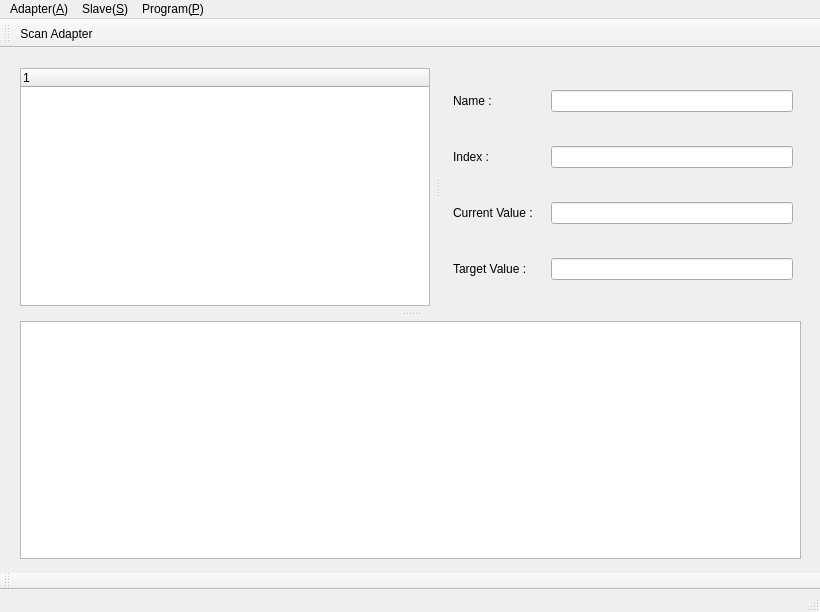
Above: mainwindow.ui from IDLEtranger/EasyMaster before the change. Below: the same form after it.
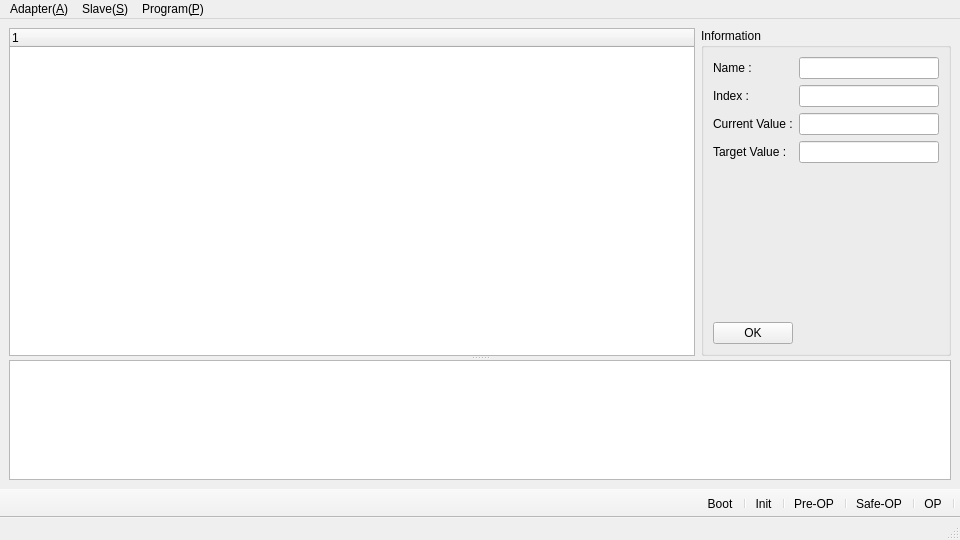
That is the form after the change. Icons and pictures are not drawn. Custom widgets are drawn as their Qt base class.

```diff
--- a/mainwindow.ui
+++ b/mainwindow.ui
@@ -6,36 +6,23 @@
    <rect>
     <x>0</x>
     <y>0</y>
-    <width>820</width>
-    <height>612</height>
+    <width>960</width>
+    <height>540</height>
    </rect>
   </property>
   <property name="windowTitle">
    <string>MainWindow</string>
   </property>
   <widget class="QWidget" name="centralwidget">
-   <widget class="QSplitter" name="splitter_2">
-    <property name="geometry">
-     <rect>
-      <x>20</x>
-      <y>20</y>
-      <width>781</width>
-      <height>491</height>
-     </rect>
-    </property>
-    <property name="orientation">
-     <enum>Qt::Vertical</enum>
-    </property>
-    <property name="handleWidth">
-     <number>15</number>
-    </property>
+   <layout class="QVBoxLayout" name="verticalLayout">
+    <item>
     <widget class="QSplitter" name="splitter">
      <property name="orientation">
-      <enum>Qt::Horizontal</enum>
-     </property>
-     <property name="handleWidth">
-      <number>15</number>
-     </property>
+       <enum>Qt::Vertical</enum>
+      </property>
+      <widget class="QWidget" name="layoutWidget">
+       <layout class="QHBoxLayout" name="horizontalLayout">
+        <item>
      <widget class="QTreeWidget" name="treeSlaves">
       <column>
        <property name="text">
@@ -43,26 +30,19 @@
        </property>
       </column>
      </widget>
-     <widget class="QWidget" name="layoutWidget">
-      <layout class="QGridLayout" name="gridLayout">
-       <property name="leftMargin">
-        <number>8</number>
-       </property>
-       <property name="topMargin">
-        <number>8</number>
-       </property>
-       <property name="rightMargin">
-        <number>8</number>
-       </property>
-       <property name="bottomMargin">
-        <number>8</number>
-       </property>
-       <property name="horizontalSpacing">
-        <number>18</number>
-       </property>
-       <property name="verticalSpacing">
-        <number>20</number>
-       </property>
+        </item>
+        <item>
+         <widget class="QGroupBox" name="groupBox">
+          <property name="maximumSize">
+           <size>
+            <width>250</width>
+            <height>1666254</height>
+           </size>
+          </property>
+          <property name="title">
+           <string>Information</string>
+          </property>
+          <layout class="QFormLayout" name="formLayout">
        <item row="0" column="0">
         <widget class="QLabel" name="label_name">
          <property name="text">
@@ -103,18 +83,49 @@
        <item row="3" column="1">
         <widget class="QLineEdit" name="lineEdit_target_value"/>
        </item>
-      </layout>
-     </widget>
-    </widget>
-    <widget class="QTextBrowser" name="Info_Browser"/>
-   </widget>
+           <item row="5" column="0">
+            <widget class="QPushButton" name="pushButton">
+             <property name="text">
+              <string>OK</string>
+             </property>
+            </widget>
+           </item>
+           <item row="4" column="0">
+            <spacer name="verticalSpacer">
+             <property name="orientation">
+              <enum>Qt::Vertical</enum>
+             </property>
+             <property name="sizeHint" stdset="0">
+              <size>
+               <width>20</width>
+               <height>40</height>
+              </size>
+             </property>
+            </spacer>
+           </item>
+          </layout>
+         </widget>
+        </item>
+       </layout>
+      </widget>
+      <widget class="QTextBrowser" name="Info_Browser">
+       <property name="maximumSize">
+        <size>
+         <width>16777215</width>
+         <height>120</height>
+        </size>
+       </property>
+      </widget>
+     </widget>
+    </item>
+   </layout>
   </widget>
   <widget class="QMenuBar" name="menubar">
    <property name="geometry">
     <rect>
      <x>0</x>
      <y>0</y>
-     <width>820</width>
+     <width>960</width>
      <height>21</height>
     </rect>
    </property>
@@ -139,28 +150,38 @@
    <addaction name="menuProgram_P"/>
   </widget>
   <widget class="QStatusBar" name="statusbar"/>
-  <widget class="QToolBar" name="toolBar">
-   <property name="windowTitle">
-    <string>toolBar</string>
-   </property>
-   <attribute name="toolBarArea">
-    <enum>TopToolBarArea</enum>
-   </attribute>
-   <attribute name="toolBarBreak">
-    <bool>false</bool>
-   </attribute>
-   <addaction name="actionScan_Adapter"/>
-  </widget>
   <widget class="QToolBar" name="state_indicator_bar">
    <property name="windowTitle">
     <string>toolBar_2</string>
    </property>
+   <property name="layoutDirection">
+    <enum>Qt::RightToLeft</enum>
+   </property>
+   <property name="movable">
+    <bool>false</bool>
+   </property>
+   <property name="toolButtonStyle">
+    <enum>Qt::ToolButtonTextBesideIcon</enum>
+   </property>
+   <property name="floatable">
+    <bool>false</bool>
+   </property>
    <attribute name="toolBarArea">
     <enum>BottomToolBarArea</enum>
    </attribute>
    <attribute name="toolBarBreak">
     <bool>false</bool>
    </attribute>
+   <addaction name="separator"/>
+   <addaction name="action_OP"/>
+   <addaction name="separator"/>
+   <addaction name="action_Safe_OP"/>
+   <addaction name="separator"/>
+   <addaction name="action_Pre_OP"/>
+   <addaction name="separator"/>
+   <addaction name="action_Init"/>
+   <addaction name="separator"/>
+   <addaction name="action_Boot_Strap"/>
   </widget>
   <action name="actionScan_Adapter">
    <property name="icon">
@@ -174,6 +195,51 @@
     <string>Scan for available Network Adapter</string>
    </property>
   </action>
+  <action name="action_Init">
+   <property name="icon">
+    <iconset resource="Icon_resource.qrc">
+     <normaloff>:/my_images/icon/grey light.png</normaloff>:/my_images/icon/grey light.png</iconset>
+   </property>
+   <property name="text">
+    <string>Init</string>
+   </property>
+  </action>
+  <action name="action_Pre_OP">
+   <property name="icon">
+    <iconset resource="Icon_resource.qrc">
+     <normaloff>:/my_images/icon/grey light.png</normaloff>:/my_images/icon/grey light.png</iconset>
+   </property>
+   <property name="text">
+    <string>Pre-OP</string>
+   </property>
+  </action>
+  <action name="action_Safe_OP">
+   <property name="icon">
+    <iconset resource="Icon_resource.qrc">
+     <normaloff>:/my_images/icon/grey light.png</normaloff>:/my_images/icon/grey light.png</iconset>
+   </property>
+   <property name="text">
+    <string>Safe-OP</string>
+   </property>
+  </action>
+  <action name="action_OP">
+   <property name="icon">
+    <iconset resource="Icon_resource.qrc">
+     <normaloff>:/my_images/icon/grey light.png</normaloff>:/my_images/icon/grey light.png</iconset>
+   </property>
+   <property name="text">
+    <string>OP</string>
+   </property>
+  </action>
+  <action name="action_Boot_Strap">
+   <property name="icon">
+    <iconset resource="Icon_resource.qrc">
+     <normaloff>:/my_images/icon/grey light.png</normaloff>:/my_images/icon/grey light.png</iconset>
+   </property>
+   <property name="text">
+    <string>Boot</string>
+   </property>
+  </action>
  </widget>
  <customwidgets>
   <customwidget>
```
Left out of the diff: 4 changed lines with no effect on the pictures. Lines whose indentation alone changed are shown as unchanged.
